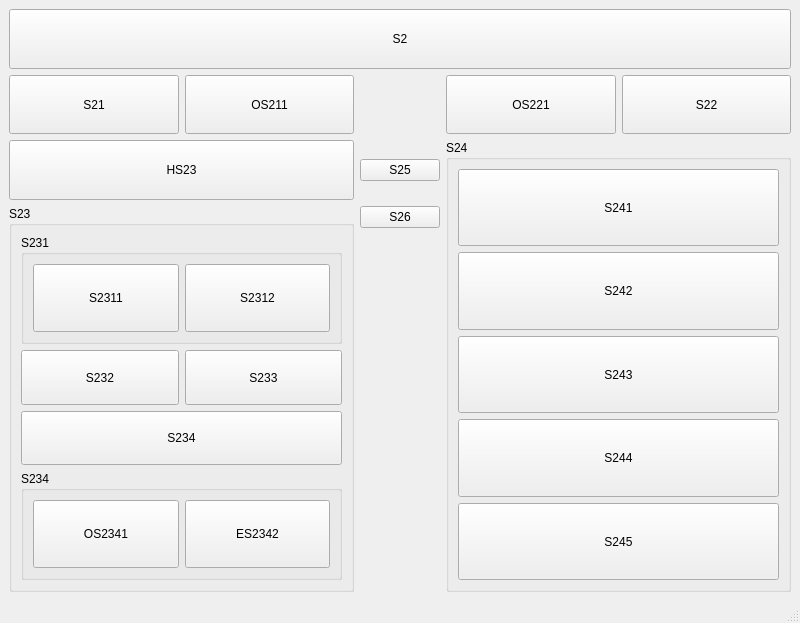
Old version of the form mainwindow.ui in the repository DjangoReinhard/StateMachine.
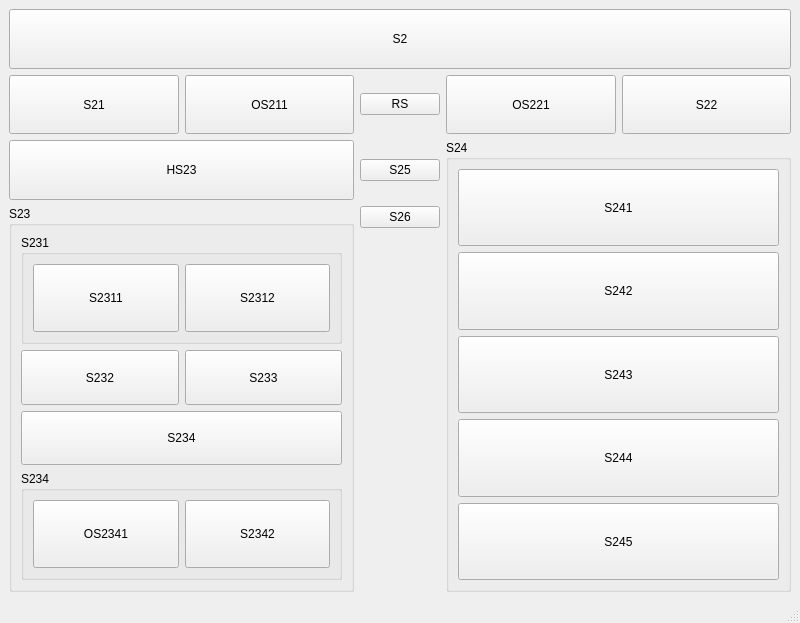
New version of the form.

Patch:
```diff
--- a/mainwindow.ui
+++ b/mainwindow.ui
@@ -229,7 +229,7 @@
              </sizepolicy>
             </property>
             <property name="text">
-             <string>ES2342</string>
+             <string>S2342</string>
             </property>
            </widget>
           </item>
@@ -335,6 +335,16 @@
       </property>
      </widget>
     </item>
+    <item row="1" column="2">
+     <widget class="QPushButton" name="pbLF">
+      <property name="text">
+       <string>RS</string>
+      </property>
+      <property name="checkable">
+       <bool>false</bool>
+      </property>
+     </widget>
+    </item>
    </layout>
   </widget>
   <widget class="QMenuBar" name="menubar">
```
